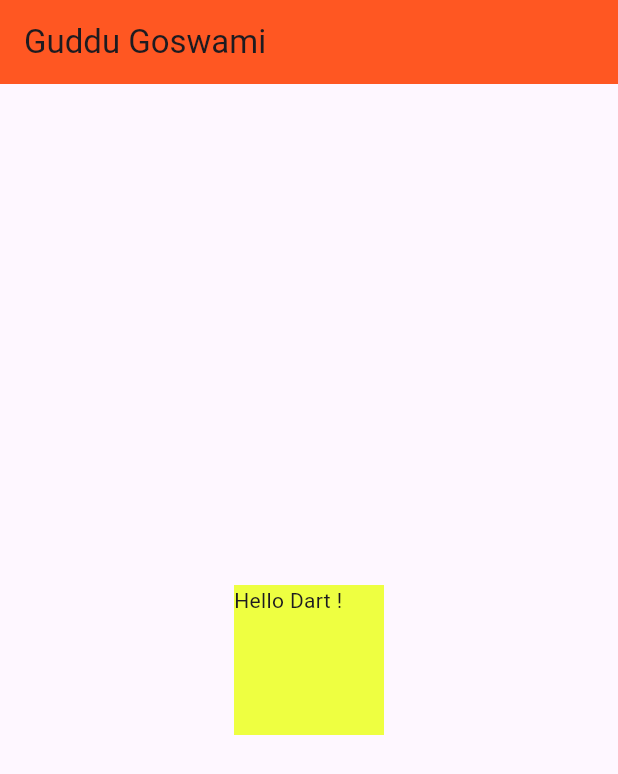
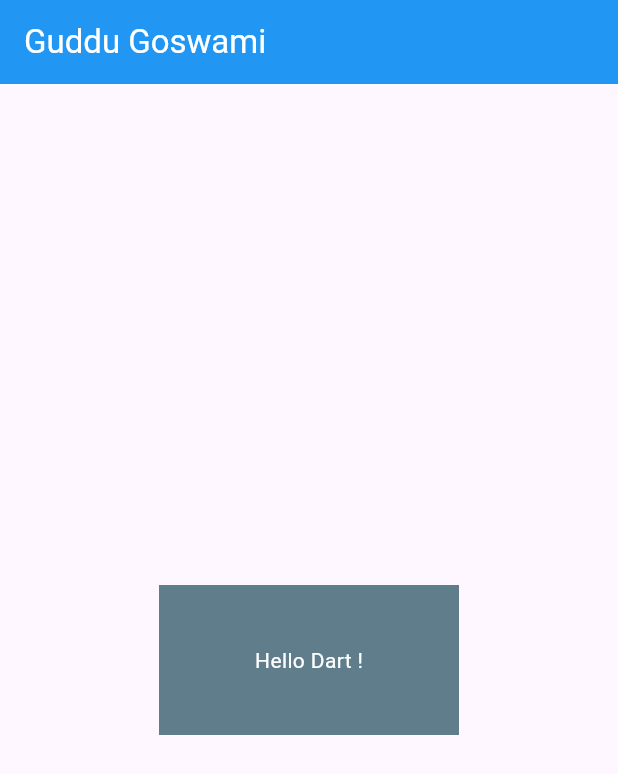
Before and after one commit to Guddugiri1/FlutterSecondProject, a Flutter app: the screen it shows after launch, on a phone screen of 412 x 824 dp. Shown: the top 774 px of the screen. Run offline on Flutter 3.47's test engine with Material 3 defaults, Android fonts, the phone set to English and light mode, and no system bars.

Commit message:
Updated Code

```diff
--- a/lib/main.dart
+++ b/lib/main.dart
@@ -27,15 +27,15 @@ class MyHomePage extends StatelessWidget {
   Widget build(BuildContext context) {
     return Scaffold(
       appBar: AppBar(
-        title: const Text('Guddu Goswami'), // Corrected text to Text and added const
-        backgroundColor: Colors.deepOrange,
+        title: const Text('Guddu Goswami', style: TextStyle(color: Colors.white),), // Corrected text to Text and added const
+        backgroundColor: Colors.blue,
       ),
       body: Center(
         child: Container(
-          width: 100,
+          width: 200,
           height: 100,
-          color: Colors.limeAccent,
-          child: Text('Hello Dart !'),
+          color: Colors.blueGrey,
+          child: Center(child: Text('Hello Dart !', style: TextStyle(color: Colors.white),)),
           // Add content here if needed
         ),
       ),
```
